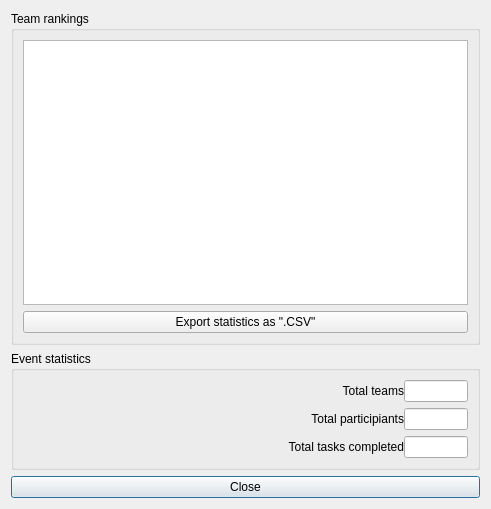
The window that gui_rankings.ui (FrankMamuda/ketoevent) describes before a commit, drawn with Qt 5.
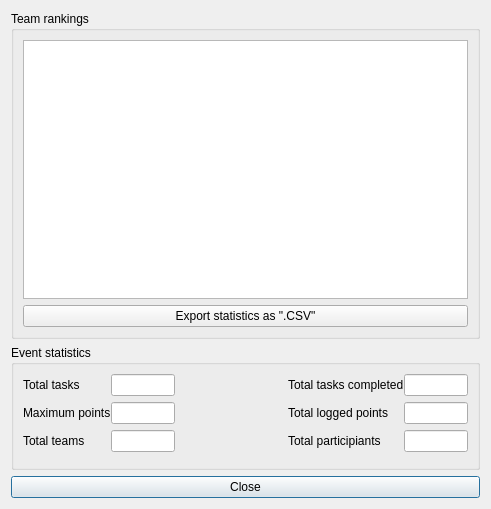
The same window after the commit. Icons and pictures are not drawn.

```diff
--- a/gui_rankings.ui
+++ b/gui_rankings.ui
@@ -68,17 +68,50 @@
         <property name="horizontalSpacing">
          <number>0</number>
         </property>
-        <item row="2" column="0">
+        <item row="1" column="0">
+         <widget class="QLabel" name="ttaskstotalLabel">
+          <property name="text">
+           <string>Total tasks</string>
+          </property>
+         </widget>
+        </item>
+        <item row="1" column="1">
+         <widget class="QLineEdit" name="tTasksTotal">
+          <property name="maximumSize">
+           <size>
+            <width>64</width>
+            <height>16777215</height>
+           </size>
+          </property>
+          <property name="alignment">
+           <set>Qt::AlignCenter</set>
+          </property>
+          <property name="readOnly">
+           <bool>true</bool>
+          </property>
+         </widget>
+        </item>
+        <item row="1" column="2" rowspan="4">
+         <spacer name="horizontalSpacer">
+          <property name="orientation">
+           <enum>Qt::Horizontal</enum>
+          </property>
+          <property name="sizeHint" stdset="0">
+           <size>
+            <width>40</width>
+            <height>20</height>
+           </size>
+          </property>
+         </spacer>
+        </item>
+        <item row="1" column="3">
          <widget class="QLabel" name="ttaskLabel">
           <property name="text">
            <string>Total tasks completed</string>
           </property>
-          <property name="alignment">
-           <set>Qt::AlignRight|Qt::AlignTrailing|Qt::AlignVCenter</set>
-          </property>
          </widget>
         </item>
-        <item row="2" column="1">
+        <item row="1" column="4">
          <widget class="QLineEdit" name="tTasks">
           <property name="maximumSize">
            <size>
@@ -97,27 +130,86 @@
           </property>
          </widget>
         </item>
-        <item row="0" column="0">
+        <item row="2" column="3">
+         <widget class="QLabel" name="tloggedLabel">
+          <property name="text">
+           <string>Total logged points</string>
+          </property>
+         </widget>
+        </item>
+        <item row="2" column="4">
+         <widget class="QLineEdit" name="tPointsLogged">
+          <property name="maximumSize">
+           <size>
+            <width>64</width>
+            <height>16777215</height>
+           </size>
+          </property>
+          <property name="alignment">
+           <set>Qt::AlignCenter</set>
+          </property>
+          <property name="readOnly">
+           <bool>true</bool>
+          </property>
+         </widget>
+        </item>
+        <item row="2" column="0">
+         <widget class="QLabel" name="tpointsLabel">
+          <property name="text">
+           <string>Maximum points</string>
+          </property>
+         </widget>
+        </item>
+        <item row="2" column="1">
+         <widget class="QLineEdit" name="tPoints">
+          <property name="maximumSize">
+           <size>
+            <width>64</width>
+            <height>16777215</height>
+           </size>
+          </property>
+          <property name="alignment">
+           <set>Qt::AlignCenter</set>
+          </property>
+          <property name="readOnly">
+           <bool>true</bool>
+          </property>
+         </widget>
+        </item>
+        <item row="3" column="0">
          <widget class="QLabel" name="tteamsLabel">
           <property name="text">
            <string>Total teams</string>
           </property>
+         </widget>
+        </item>
+        <item row="3" column="1">
+         <widget class="QLineEdit" name="tTeams">
+          <property name="maximumSize">
+           <size>
+            <width>64</width>
+            <height>16777215</height>
+           </size>
+          </property>
+          <property name="toolTip">
+           <string>Total number of teams participated in this event</string>
+          </property>
           <property name="alignment">
-           <set>Qt::AlignRight|Qt::AlignTrailing|Qt::AlignVCenter</set>
+           <set>Qt::AlignCenter</set>
+          </property>
+          <property name="readOnly">
+           <bool>true</bool>
           </property>
          </widget>
         </item>
-        <item row="1" column="0">
+        <item row="3" column="3">
          <widget class="QLabel" name="tparcLabel">
           <property name="text">
            <string>Total participiants</string>
           </property>
-          <property name="alignment">
-           <set>Qt::AlignRight|Qt::AlignTrailing|Qt::AlignVCenter</set>
-          </property>
          </widget>
         </item>
-        <item row="1" column="1">
+        <item row="3" column="4">
          <widget class="QLineEdit" name="tPar">
           <property name="maximumSize">
            <size>
@@ -136,25 +228,6 @@
           </property>
          </widget>
         </item>
-        <item row="0" column="1">
-         <widget class="QLineEdit" name="tTeams">
-          <property name="maximumSize">
-           <size>
-            <width>64</width>
-            <height>16777215</height>
-           </size>
-          </property>
-          <property name="toolTip">
-           <string>Total number of teams participated in this event</string>
-          </property>
-          <property name="alignment">
-           <set>Qt::AlignCenter</set>
-          </property>
-          <property name="readOnly">
-           <bool>true</bool>
-          </property>
-         </widget>
-        </item>
        </layout>
       </item>
      </layout>
```
